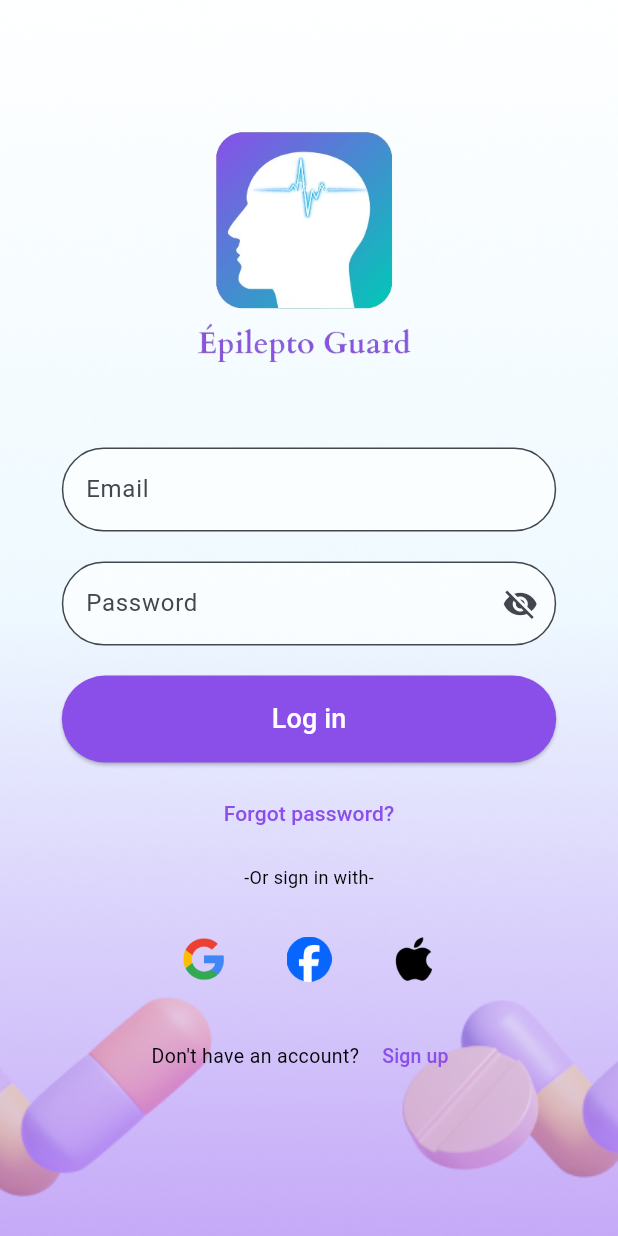
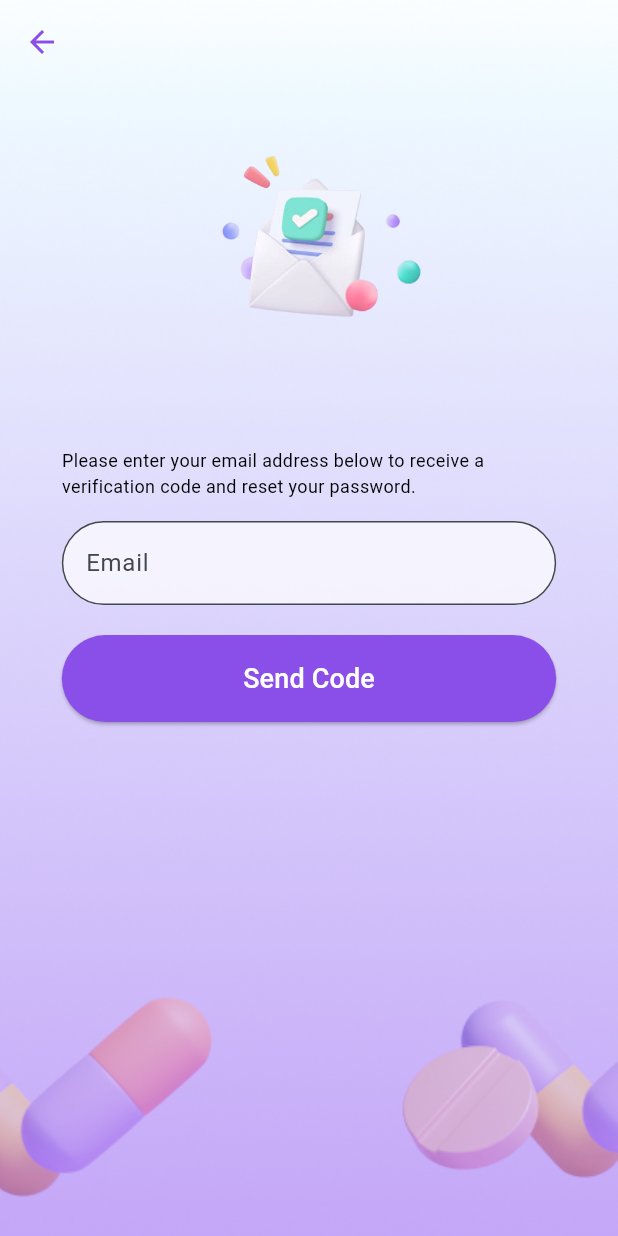
Before and after one commit to DevDreamPIM/Flutter, a Flutter app: the screen it shows after launch, after a tap on "Forgot password?", on a phone screen of 412 x 824 dp. Run offline on Flutter 3.47's test engine with Material 3 defaults, Android fonts, the phone set to English and light mode, and no system bars.

Commit message:
implement design of send code interface with navigation

```diff
--- a/lib/Screens/User/loginScreen.dart
+++ b/lib/Screens/User/loginScreen.dart
@@ -1,4 +1,5 @@
 import 'package:epilepto_guard/Screens/User/registerScreen.dart';
+import 'package:epilepto_guard/Screens/User/verifEmailScreen.dart';
 import 'package:flutter/material.dart';
 
 class LoginScreen extends StatefulWidget {
@@ -96,6 +97,8 @@ class _LoginScreenState extends State<LoginScreen> {
                       TextButton(
                         onPressed: () {
                           // Add forgot password functionality
+                           Navigator.of(context).push(
+                            MaterialPageRoute(builder: (context) => VerifEmailScreen()));
                         },
                         child: Text('Forgot password?', style: TextStyle(color:  const Color(0xFF8A4FE9),)),
                       ),
--- /dev/null
+++ b/lib/Screens/User/verifEmailScreen.dart
@@ -0,0 +1,97 @@
+import 'package:flutter/material.dart';
+
+class VerifEmailScreen extends StatelessWidget {
+  const VerifEmailScreen({Key? key}) : super(key: key);
+
+  @override
+  Widget build(BuildContext context) {
+    return Scaffold(
+      resizeToAvoidBottomInset: false, // Prevent keyboard resizing issues
+      body: Container(
+        width: MediaQuery.of(context).size.width,
+        height: MediaQuery.of(context).size.height,
+        child: Stack(
+          fit: StackFit.expand,
+          children: [
+            // Background image
+            Image.asset(
+              'assets/images/background/send_code.png',
+              fit: BoxFit.cover,
+            ),
+
+            // Centered logo and other content
+            SingleChildScrollView(
+              child: Center(
+                child: Padding(
+                  padding:
+                      EdgeInsets.all(MediaQuery.of(context).size.width * 0.1),
+                  child: Column(
+                    mainAxisAlignment: MainAxisAlignment.center,
+                    children: [
+                      Image.asset(
+                        'assets/images/icons/email.png',
+                        width: MediaQuery.of(context).size.width * 0.6,
+                        height: MediaQuery.of(context).size.width * 0.6,
+                      ),
+                      SizedBox(height: 10),
+                      Text(
+                        "Please enter your email address below to receive a verification code and reset your password.",
+                        style: TextStyle(fontSize: 12.0, color: Colors.black),
+                      ),
+                      SizedBox(height: 15),
+                      // Email text field
+                      TextField(
+                        decoration: InputDecoration(
+                          hintText: 'Email',
+                          border: OutlineInputBorder(
+                            borderRadius: BorderRadius.circular(50.0),
+                          ),
+                          filled: true,
+                          fillColor: Colors.white.withOpacity(0.7),
+                        ),
+                      ),
+                      SizedBox(height: 20),
+                      Container(
+                        width: double.infinity, // Extends to both sides
+                        child: ElevatedButton(
+                          onPressed: () {
+                            // Add login functionality
+                          },
+                          style: ElevatedButton.styleFrom(
+                            primary: Color(0xFF8A4FE9),
+                          ),
+                          child: const Padding(
+                            padding: EdgeInsets.symmetric(vertical: 16.0),
+                            child: Text('Send Code',
+                                style: TextStyle(
+                                    fontSize: 18.0, color: Colors.white)),
+                          ),
+                        ),
+                      ),
+                      SizedBox(height: 10),
+                    ],
+                  ),
+                ),
+              ),
+            ),
+            // Back arrow button
+            Positioned(
+              top: 0.0,
+              left: 0.0,
+              right: 0.0,
+              child: AppBar(
+                leading: IconButton(
+                  icon: const Icon(Icons.arrow_back, color: Color(0xFF8A4FE9)),
+                  onPressed: () => Navigator.of(context).pop(),
+                ),
+                backgroundColor:
+                    Colors.transparent, //You can make this transparent
+                elevation: 0.0, //No shadow
+              ),
+            ),
+          ],
+        ),
+      ),
+    );
+  }
+}
--- a/pubspec.yaml
+++ b/pubspec.yaml
@@ -64,6 +64,7 @@ flutter:
     - assets/images/
     - assets/images/background/
     - assets/images/logo/
+    - assets/images/icons/
 
 
   # An image asset can refer to one or more resolution-specific "variants", see
```
Also changed, not shown: assets/images/background/send_code.png (added), assets/images/icons/email.png (added), assets/images/icons/reset_password.png (added), assets/images/icons/verify_code.png (added).
